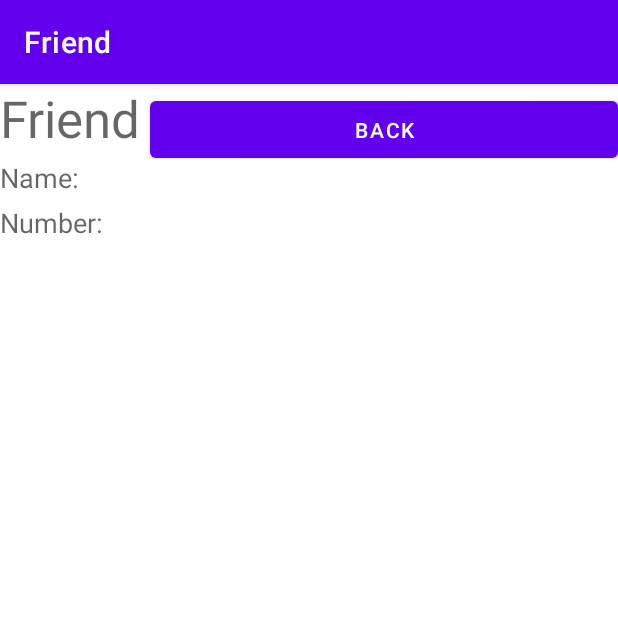
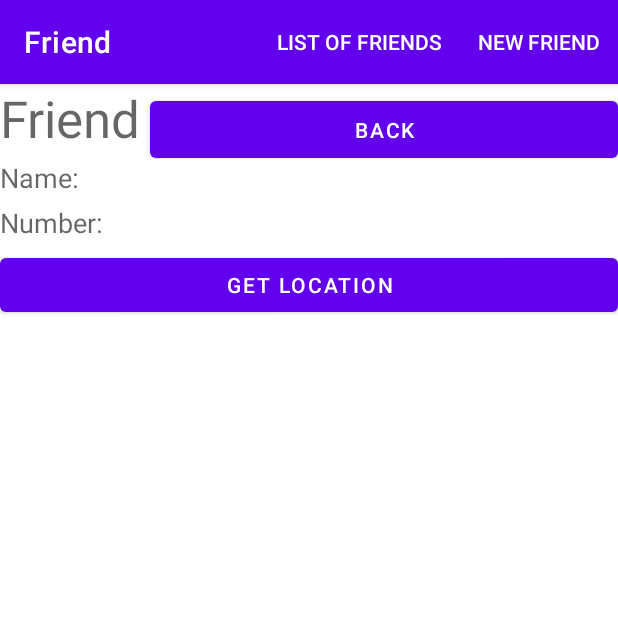
Before and after one commit to daiperboevs42/FriendCompulsory, an Android app: the screen it shows after launch (DetailsActivity), after a tap on "NEW FRIEND", on a phone screen of 412 x 824 dp, the top half of it. Run offline under Robolectric (Android 15) with nearby library versions, the phone set to English and light mode, and no system bars; our stand-ins replace Room's generated code.

Commit message:
added location data to Details

```diff
--- a/app/src/main/AndroidManifest.xml
+++ b/app/src/main/AndroidManifest.xml
@@ -1,6 +1,9 @@
 <?xml version="1.0" encoding="utf-8"?>
 <manifest xmlns:android="http://schemas.android.com/apk/res/android"
     package="com.example.friend">
+
+    <uses-permission android:name="android.permission.ACCESS_FINE_LOCATION"></uses-permission>
+    <uses-permission android:name="android.permission.ACCESS_COARSE_LOCATION"></uses-permission>
 
     <application
         android:allowBackup="true"
--- a/app/src/main/java/com/example/friend/GUI/MainActivity.kt
+++ b/app/src/main/java/com/example/friend/GUI/MainActivity.kt
@@ -12,7 +12,6 @@ import androidx.lifecycle.Observer
 import androidx.appcompat.app.AppCompatActivity
 import com.example.friend.Data.observeOnce
 import com.example.friend.R
-import java.time.LocalDate
 
 class MainActivity : AppCompatActivity() {
     override fun onCreate(savedInstanceState: Bundle?) {
@@ -33,13 +32,12 @@ class MainActivity : AppCompatActivity() {
         val id: Int = item.getItemId()
         when (id) {
             R.id.openList -> {
-                //go to main activity, if on other page
-                Toast.makeText(this, "Open List", Toast.LENGTH_LONG).show()
+                //go to main activity
+                Toast.makeText(this, "Already on List Page", Toast.LENGTH_LONG).show()
                 true
             }
             R.id.newFriend -> {
                 //go to "create new" activity
-                Toast.makeText(this, "New Friend Creation", Toast.LENGTH_LONG).show()
                 val intent = Intent(this, DetailsActivity::class.java).also {
                     startActivity(it)
                 }
@@ -51,7 +49,7 @@ class MainActivity : AppCompatActivity() {
 
     private fun insertTestData() {
         val mRep = FriendRepositoryInDB.get()
-        mRep.insert(BEFriend(0,"Rip", "01040705","stranger@email.com","github.com/stranger", true))
+        mRep.insert(BEFriend(0,"Rip", "01040705", "stranger@email.com","github.com/stranger", true))
         mRep.insert(BEFriend(0,"Rap", "01010101", "stranger@email.com","github.com/stranger",false))
         mRep.insert(BEFriend(0,"Rup", "10101010", "stranger@email.com","github.com/stranger",false))
     }
--- a/app/src/main/res/layout/details.xml
+++ b/app/src/main/res/layout/details.xml
@@ -70,5 +70,12 @@
 
         </LinearLayout>
 
+        <Button
+            android:id="@+id/getLocation"
+            android:layout_width="match_parent"
+            android:layout_height="wrap_content"
+            android:text="Get Location"
+            android:onClick="onClickLocation"/>
+
     </LinearLayout>
 </androidx.constraintlayout.widget.ConstraintLayout>
```
Also changed, not shown: app/src/main/java/com/example/friend/GUI/DetailsActivity.kt (+68 -1 lines).
